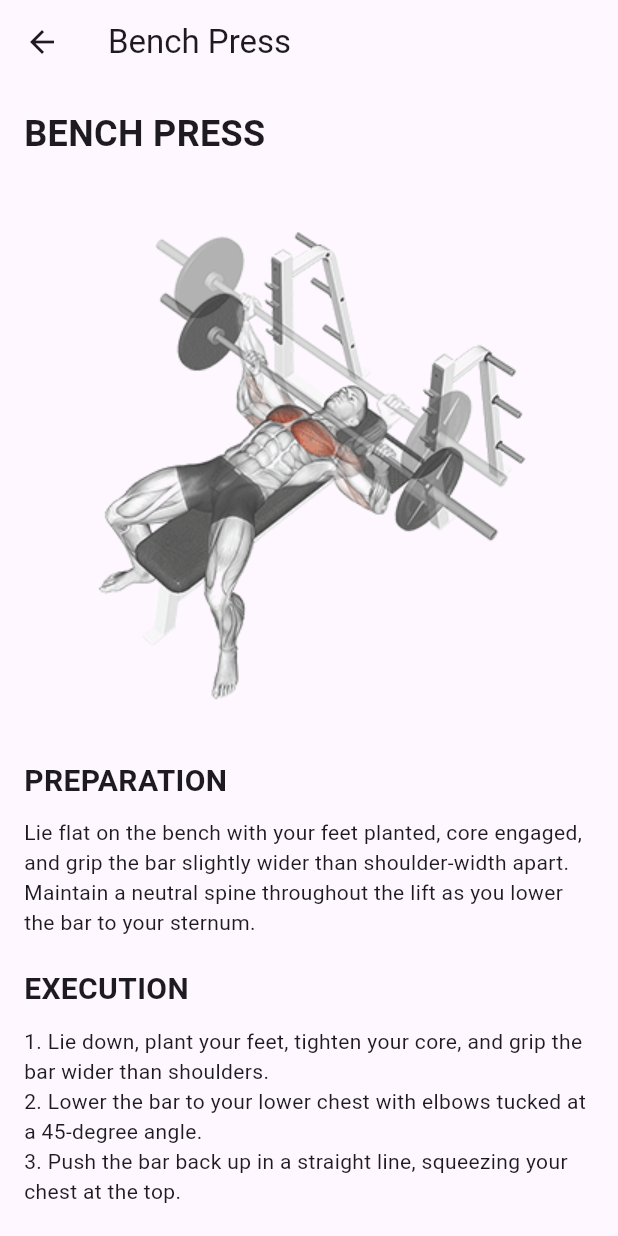
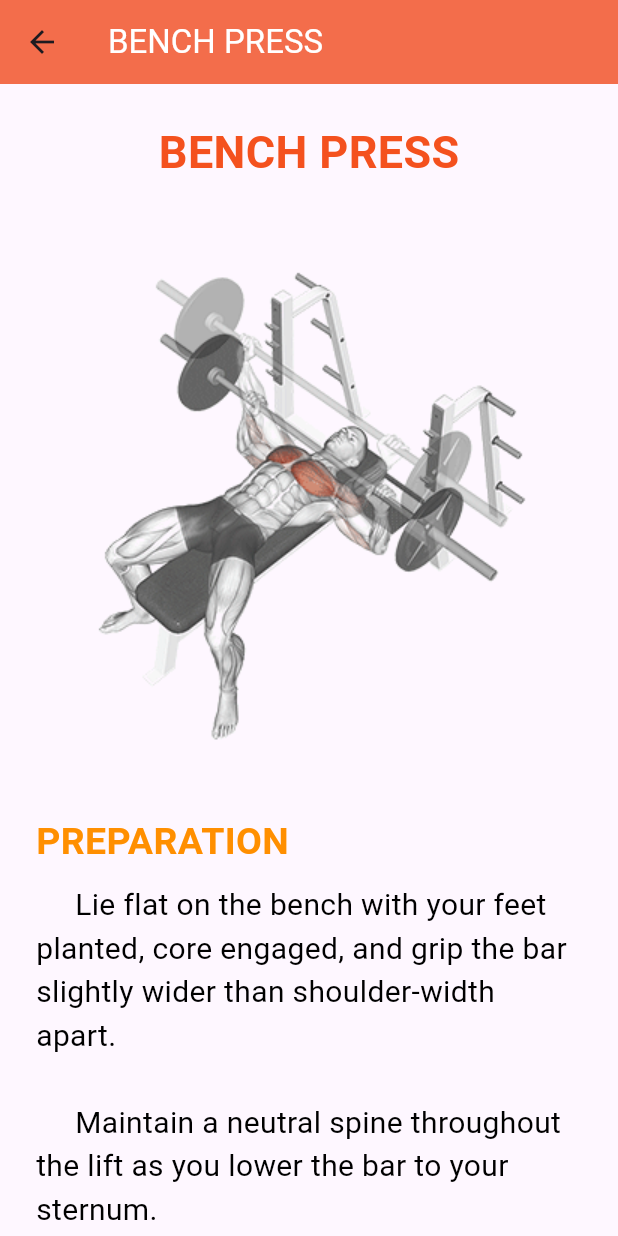
Before and after one commit to Xhideto/liftttrack, a Flutter app: the BenchPage screen opened directly, on a phone screen of 412 x 824 dp. Run offline on Flutter 3.47's test engine with Material 3 defaults, Android fonts, the light colour scheme and no system bars; our stand-ins replace firebase_database; accounts and stored records are empty.

Commit message:
Update bpress.dart

```diff
--- a/lib/upperex/bpress.dart
+++ b/lib/upperex/bpress.dart
@@ -1,71 +1,130 @@
 // lib/upperex/bpress.dart
 import 'package:flutter/material.dart';
+import 'package:lifttrack/cam/camera.dart';
 
 class BenchPage extends StatelessWidget {
+  const BenchPage({super.key});
+
   @override
   Widget build(BuildContext context) {
     return Scaffold(
       appBar: AppBar(
-        title: const Text('Bench Press'),
+        title: Text('BENCH PRESS', style: TextStyle(color: Colors.white)), // White text
+        backgroundColor: Colors.deepOrange.shade400,
+        elevation: 3,
+        automaticallyImplyLeading: true,
       ),
       body: SingleChildScrollView(
-        padding: const EdgeInsets.all(16.0),
+        padding: const EdgeInsets.all(24.0),
         child: Column(
           crossAxisAlignment: CrossAxisAlignment.start,
           children: <Widget>[
-            Text(
-              'BENCH PRESS',
-              style: TextStyle(fontSize: 24, fontWeight: FontWeight.bold),
+            Center(
+              child: Text(
+                'BENCH PRESS',
+                style: TextStyle(
+                  fontSize: 30,
+                  fontWeight: FontWeight.bold,
+                  color: Colors.deepOrange[600],
+                ),
+              ),
             ),
-            SizedBox(height: 20),
+            const SizedBox(height: 30),
             Center(
               child: Image.asset('assets/gifs/bench.gif'), // Add your GIF asset
             ),
-            SizedBox(height: 20),
+            const SizedBox(height: 30),
             Text(
               'PREPARATION',
-              style: TextStyle(fontSize: 20, fontWeight: FontWeight.bold),
+              style: TextStyle(
+                fontSize: 25,
+                fontWeight: FontWeight.bold,
+                color: Colors.amber[800], // Text color
+              ),
             ),
-            SizedBox(height: 10),
+            const SizedBox(height: 10),
             Text(
-              'Lie flat on the bench with your feet planted, core engaged, and grip the bar slightly wider than shoulder-width apart. Maintain a neutral spine throughout the lift as you lower the bar to your sternum.',
+              '     Lie flat on the bench with your feet planted, core engaged, and grip the bar slightly wider than shoulder-width apart.\n\n'
+                  '     Maintain a neutral spine throughout the lift as you lower the bar to your sternum.',
+              style: TextStyle(
+                fontSize: 20,
+                color: Colors.black, // Text color
+              ),
             ),
-            SizedBox(height: 20),
+            const SizedBox(height: 50),
             Text(
               'EXECUTION',
-              style: TextStyle(fontSize: 20, fontWeight: FontWeight.bold),
+              style: TextStyle(
+                fontSize: 25,
+                fontWeight: FontWeight.bold,
+                color: Colors.amber[800], // Text color
+              ),
             ),
-            SizedBox(height: 10),
+            const SizedBox(height: 20),
             Text(
-              '1. Lie down, plant your feet, tighten your core, and grip the bar wider than shoulders.\n'
-                  '2. Lower the bar to your lower chest with elbows tucked at a 45-degree angle.\n'
+              '1. Lie down, plant your feet, tighten your core, and grip the bar wider than shoulders.\n\n'
+                  '2. Lower the bar to your lower chest with elbows tucked at a 45-degree angle.\n\n'
                   '3. Push the bar back up in a straight line, squeezing your chest at the top.',
+              style: TextStyle(
+                fontSize: 20,
+                color: Colors.black, // Text color
+              ),
+              textAlign: TextAlign.justify,
             ),
-            SizedBox(height: 20),
+            const SizedBox(height: 50),
             Text(
               'TIPS',
-              style: TextStyle(fontSize: 20, fontWeight: FontWeight.bold),
+              style: TextStyle(
+                fontSize: 25,
+                fontWeight: FontWeight.bold,
+                color: Colors.amber[800], // Text color
+              ),
             ),
-            SizedBox(height: 10),
+            const SizedBox(height: 15),
             Text(
-              'Engage your core to keep your back stable, maintain a slight arch in your lower back, and keep your elbows tucked in at a 45-degree angle throughout the movement. As you press the bar, concentrate on using your chest muscles to drive the movement. Imagine squeezing your chest at the top of the lift for an extra activation boost.',
+              'Engage your core to keep your back stable, maintain a slight arch in your lower back, and keep your elbows tucked in at a 45-degree angle throughout the movement.\n As you press the bar, concentrate on using your chest muscles to drive the movement. Imagine squeezing your chest at the top of the lift for an extra activation boost.',
+              style: TextStyle(
+                fontSize: 20,
+                color: Colors.black, // Text color
+              ),
+              textAlign: TextAlign.justify,
             ),
-            SizedBox(height: 20),
+            const SizedBox(height: 50),
             Text(
               'TARGETED MUSCLES',
-              style: TextStyle(fontSize: 20, fontWeight: FontWeight.bold),
+              style: TextStyle(
+                fontSize: 25,
+                fontWeight: FontWeight.bold,
+                color: Colors.amber[800], // Text color
+              ),
             ),
-            SizedBox(height: 10),
+            const SizedBox(height: 10),
             Center(
               child: Image.asset('assets/images/bpmusc.png'), // Add your image asset
             ),
-            SizedBox(height: 20),
+            const SizedBox(height: 30),
             Center(
-              child: ElevatedButton(
-                onPressed: () {
-                  // Add your tracking functionality here
-                },
-                child: Text('Track'),
+              child: SizedBox(
+                width: 150, // Fixed width for the button
+                child: ElevatedButton(
+                  onPressed: () {
+                    Navigator.push(
+                        context,
+                        MaterialPageRoute(builder: (context) => VideoPage())
+                    );
+                  },
+                  child: Text(
+                    'TEST CAMERA',
+                    style: TextStyle(
+                      fontSize: 15,
+                      fontWeight: FontWeight.bold,
+                      color: Colors.white, // Text color
+                    ),
+                  ),
+                  style: ElevatedButton.styleFrom(
+                    backgroundColor: Colors.amber[800],
+                  ),
+                ),
               ),
             ),
           ],
```
